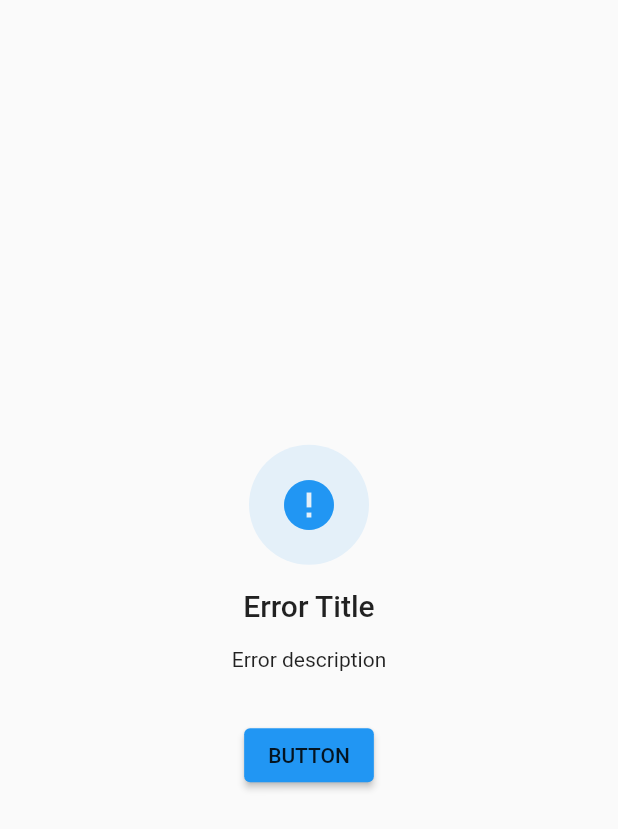
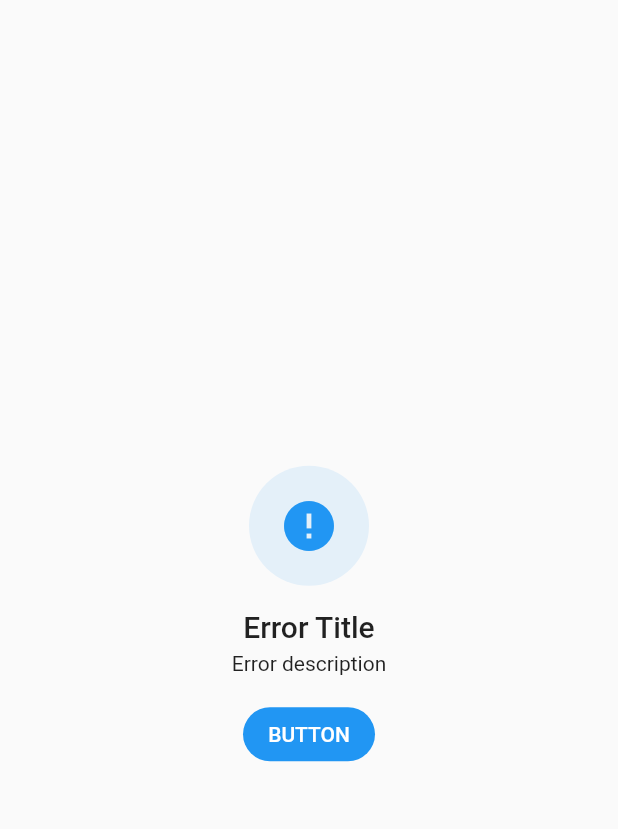
Before and after one commit to TamilKannanCV/error_message, a Flutter app: the screen it shows after launch, on a phone screen of 412 x 824 dp. Shown: the top 829 px of the screen. Run offline on Flutter 3.47's test engine with Material 2 defaults, Android fonts, the phone set to English and light mode, and no system bars; missing offline and left inert: dart:html.

Commit message:
updated button

```diff
--- a/lib/src/error_message.dart
+++ b/lib/src/error_message.dart
@@ -46,17 +46,13 @@ class ErrorMessage extends StatelessWidget {
                   padding: const EdgeInsets.all(20),
                   decoration: BoxDecoration(
                     shape: BoxShape.circle,
-                    color: (themeColor != null)
-                        ? themeColor?.withOpacity(.1)
-                        : colorScheme.primary.withOpacity(.1),
+                    color: (themeColor != null) ? themeColor?.withOpacity(.1) : colorScheme.primary.withOpacity(.1),
                   ),
                   child: Theme(
                     data: Theme.of(context).copyWith(
                       iconTheme: IconThemeData(
                         size: 40,
-                        color: (themeColor != null)
-                            ? themeColor
-                            : colorScheme.primary,
+                        color: (themeColor != null) ? themeColor : colorScheme.primary,
                       ),
                     ),
                     child: icon,
@@ -65,23 +61,28 @@ class ErrorMessage extends StatelessWidget {
                 const SizedBox(height: 16),
                 Text(
                   title,
+                  textAlign: TextAlign.center,
                   style: Theme.of(context).textTheme.headline6,
                 ),
                 if (description != null) ...[
-                  const SizedBox(height: 16),
+                  const SizedBox(height: 5.0),
                   Text(
                     description!,
                     textAlign: TextAlign.center,
-                  ),
+                  )
                 ],
                 if (onPressed != null) ...[
-                  const SizedBox(height: 32),
-                  ElevatedButton(
-                    child: Text(
-                      buttonLabel ?? "Try again",
-                      style: Theme.of(context).textTheme.button,
+                  const SizedBox(height: 15.0),
+                  MaterialButton(
+                    elevation: 0.0,
+                    highlightElevation: 0.0,
+                    onPressed: onPressed,
+                    child: Text(buttonLabel ?? "Try again"),
+                    color: colorScheme.primary,
+                    textColor: Colors.white,
+                    shape: RoundedRectangleBorder(
+                      borderRadius: BorderRadius.circular(100.0),
                     ),
-                    onPressed: onPressed,
                   ),
                 ]
               ],
--- a/pubspec.yaml
+++ b/pubspec.yaml
@@ -1,6 +1,6 @@
 name: error_message
 description: This plugin lets you show a message in a simple way.
-version: 0.0.2
+version: 0.0.3
 repository: https://github.com/TamilKannanCV/error_message.git
 
 environment:
```
Also changed, not shown: example/pubspec.lock, pubspec.lock, 7 other files.
